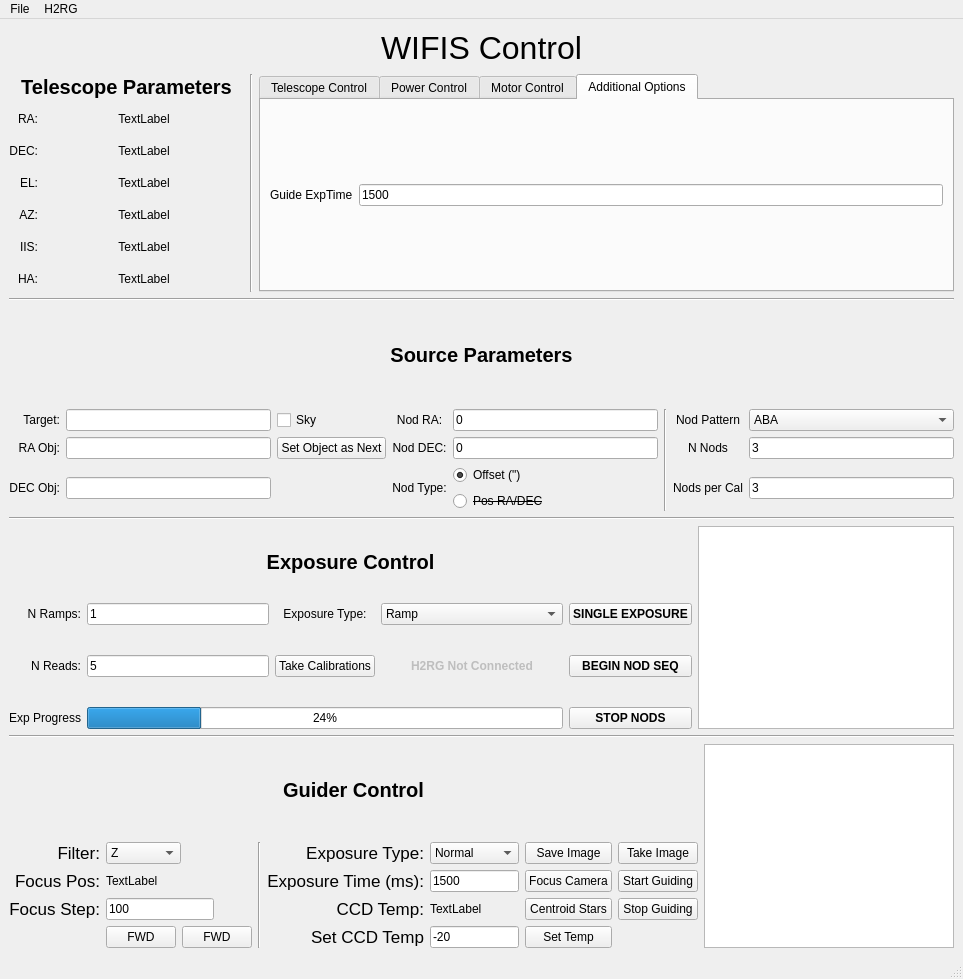
First picture: the form in WIFIS.ui, repository WIFIS-Team/controlcode-new, before the edit.
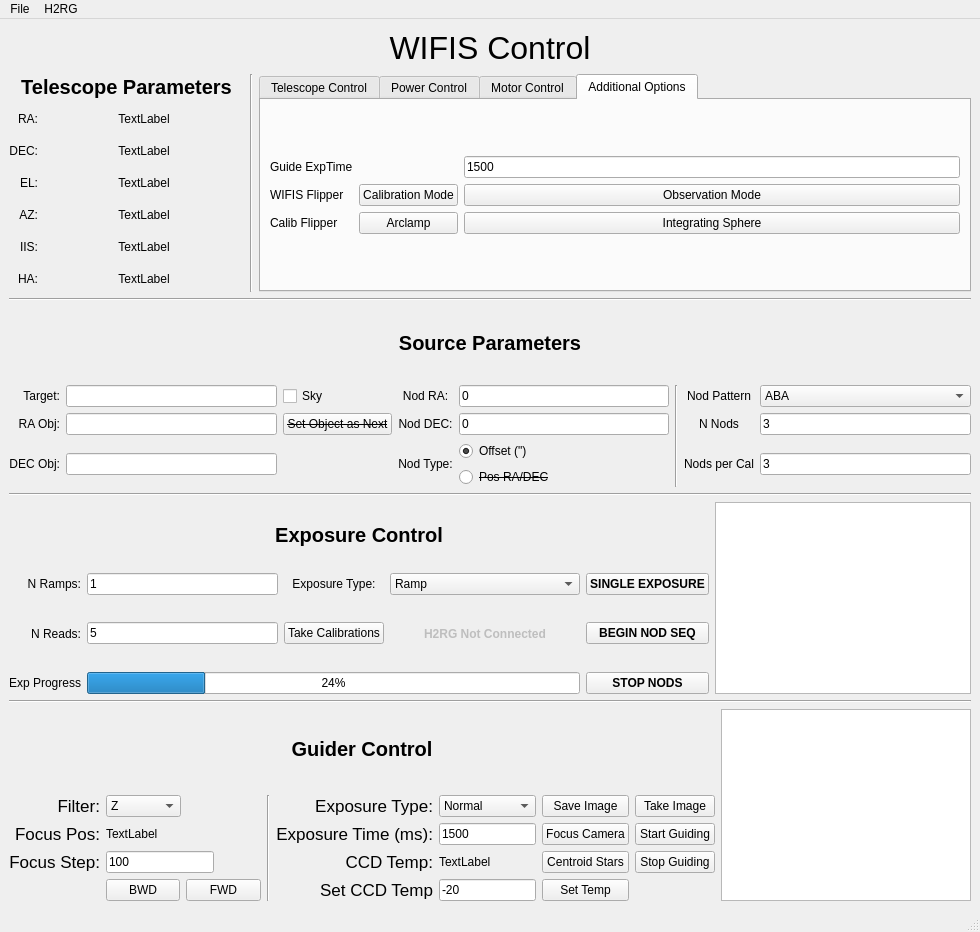
Second picture: the form after the edit. The open tabs and pages were chosen to show the change.

Commit message: Updated UI with buttons for mirrors

Diff of the .ui file:
```diff
--- a/WIFIS.ui
+++ b/WIFIS.ui
@@ -6,8 +6,8 @@
    <rect>
     <x>0</x>
     <y>0</y>
-    <width>963</width>
-    <height>979</height>
+    <width>980</width>
+    <height>932</height>
    </rect>
   </property>
   <property name="sizePolicy">
@@ -1280,6 +1280,13 @@
            <layout class="QGridLayout" name="gridLayout_14">
             <item row="0" column="0">
              <layout class="QGridLayout" name="gridLayout_13">
+              <item row="1" column="1">
+               <widget class="QPushButton" name="CalibModeButton">
+                <property name="text">
+                 <string>Calibration Mode</string>
+                </property>
+               </widget>
+              </item>
               <item row="0" column="0">
                <widget class="QLabel" name="label_11">
                 <property name="text">
@@ -1287,13 +1294,48 @@
                 </property>
                </widget>
               </item>
-              <item row="0" column="1">
+              <item row="0" column="2">
                <widget class="QLineEdit" name="GuiderExpTime">
                 <property name="text">
                  <string>1500</string>
                 </property>
                </widget>
               </item>
+              <item row="1" column="0">
+               <widget class="QLabel" name="label_45">
+                <property name="text">
+                 <string>WIFIS Flipper</string>
+                </property>
+               </widget>
+              </item>
+              <item row="1" column="2">
+               <widget class="QPushButton" name="ObsModeButton">
+                <property name="text">
+                 <string>Observation Mode</string>
+                </property>
+               </widget>
+              </item>
+              <item row="2" column="1">
+               <widget class="QPushButton" name="ArclampModeButton">
+                <property name="text">
+                 <string>Arclamp</string>
+                </property>
+               </widget>
+              </item>
+              <item row="2" column="2">
+               <widget class="QPushButton" name="ISphereModeButton">
+                <property name="text">
+                 <string>Integrating Sphere</string>
+                </property>
+               </widget>
+              </item>
+              <item row="2" column="0">
+               <widget class="QLabel" name="label_46">
+                <property name="text">
+                 <string>Calib Flipper</string>
+                </property>
+               </widget>
+              </item>
              </layout>
             </item>
            </layout>
@@ -1495,7 +1537,7 @@
              </size>
             </property>
             <property name="text">
-             <string>FWD</string>
+             <string>BWD</string>
             </property>
            </widget>
           </item>
@@ -1862,6 +1904,11 @@
             <verstretch>0</verstretch>
            </sizepolicy>
           </property>
+          <property name="font">
+           <font>
+            <strikeout>true</strikeout>
+           </font>
+          </property>
           <property name="text">
            <string>Set Object as Next</string>
           </property>
@@ -2272,7 +2319,7 @@
     <rect>
      <x>0</x>
      <y>0</y>
-     <width>963</width>
+     <width>980</width>
      <height>22</height>
     </rect>
    </property>
```
Left out of the diff: 29 changed lines with no effect on the pictures.
